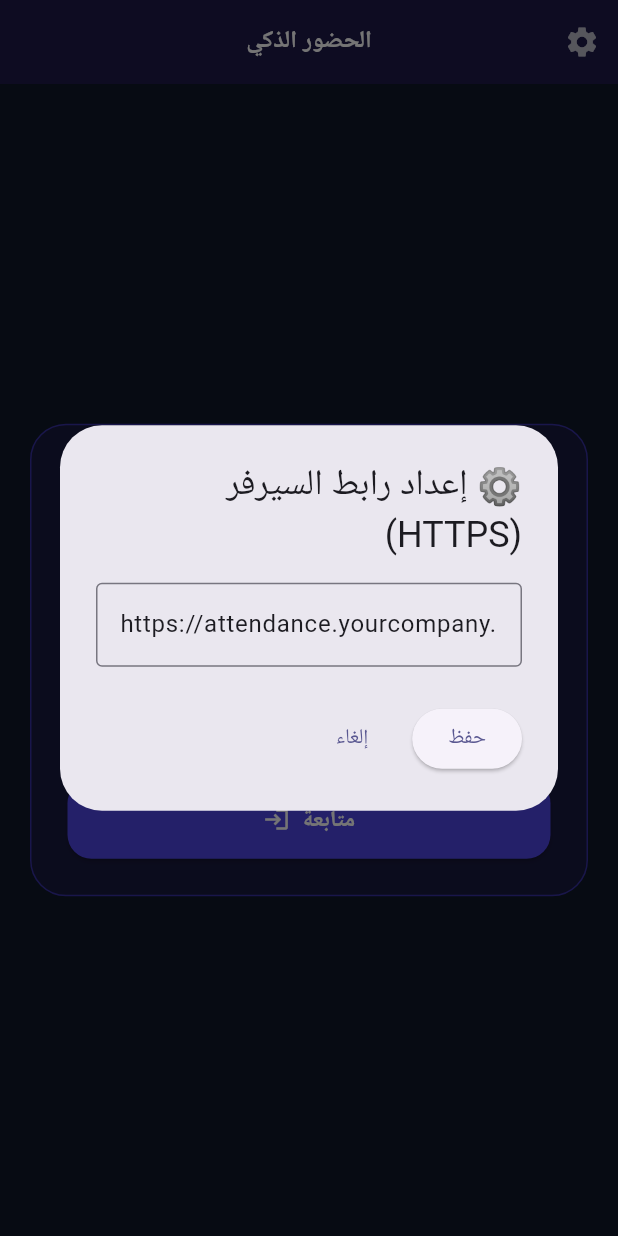
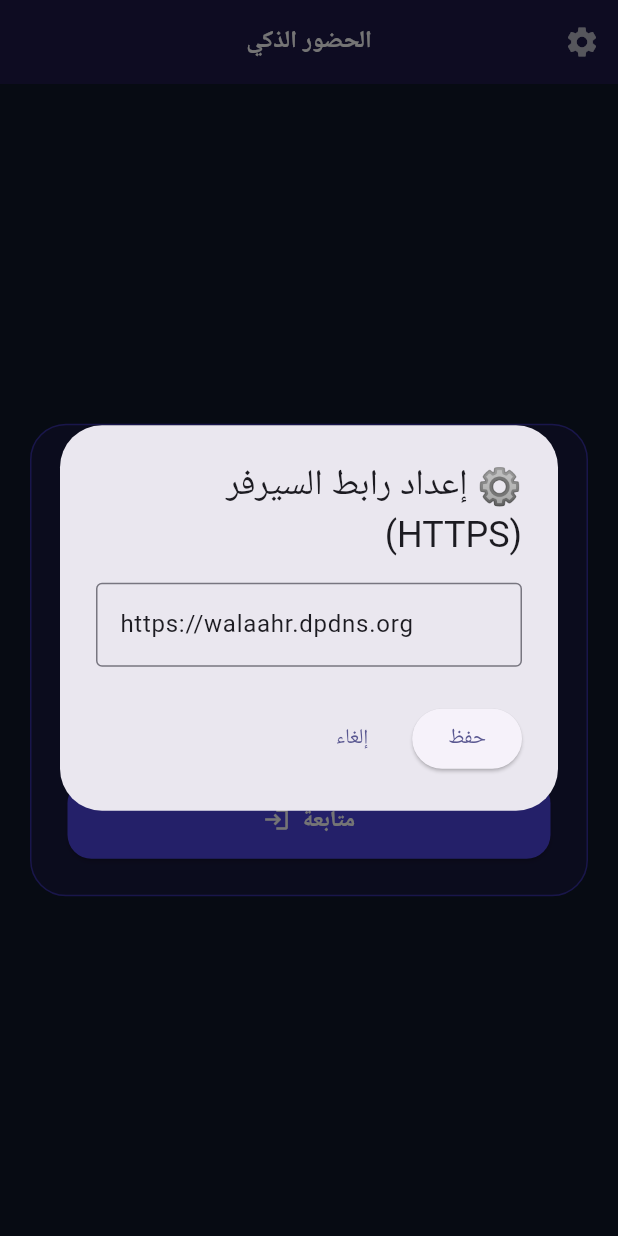
Before and after one commit to jerrypc699/attendance-system, a Flutter app: the screen it shows after launch, after a tap on the "settings" icon, on a phone screen of 412 x 824 dp. Run offline on Flutter 3.47's test engine with Material 3 defaults, Android fonts, the phone set to English and light mode, and no system bars; our stand-ins replace camera, device_info_plus, flutter_secure_storage, geolocator; missing offline and left inert: mobile_scanner, network_info_plus.

Commit message:
chore: set permanent production HTTPS domain https://walaahr.dpdns.org for Flutter APK

```diff
--- a/flutter_app/lib/main.dart
+++ b/flutter_app/lib/main.dart
@@ -7,7 +7,7 @@ import 'security_checker.dart';
 
 const String kDefaultApiUrl = String.fromEnvironment(
   'API_URL',
-  defaultValue: 'https://attendance.yourcompany.com',
+  defaultValue: 'https://walaahr.dpdns.org',
 );
 
 List<CameraDescription> cameras = [];
```
Also changed, not shown: 1 other file.
